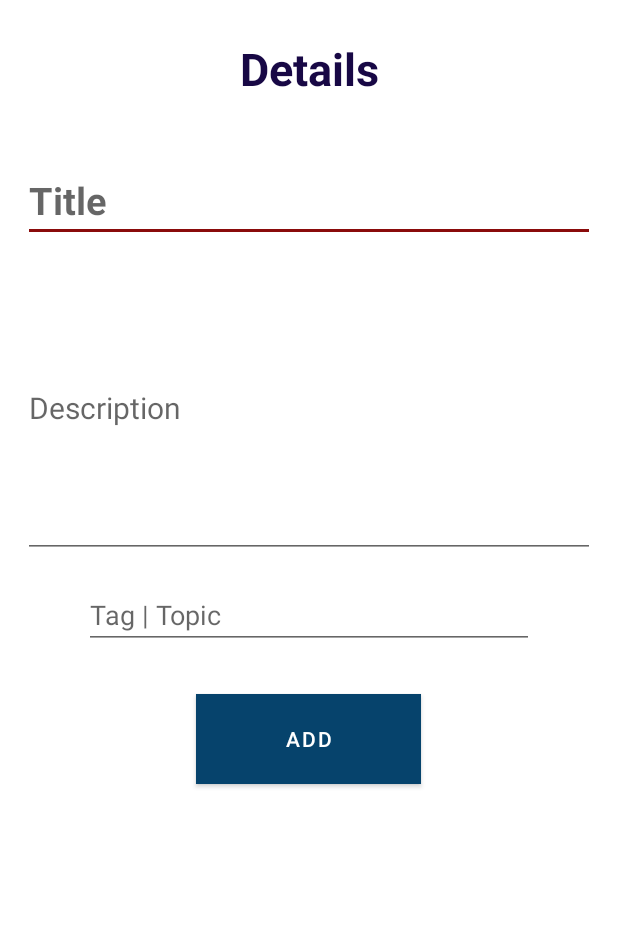
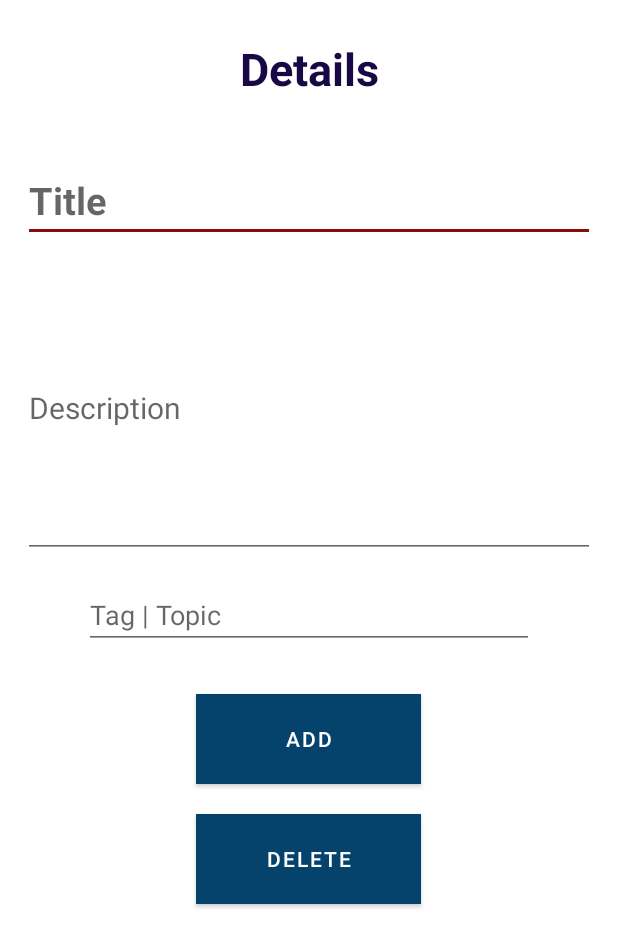
Before and after one commit to SudarshanDevkota/PeakProductive, an Android app: the layout activity_edit_card_details.xml on its own in the app's theme, with its tools: preview values and no code run, on a phone screen of 412 x 824 dp. Shown: the top 947 px of the screen. Run offline under Robolectric (Android 15) with nearby library versions, the phone set to English and light mode, and no system bars; Roboto replaces fonts that are not available here.

Commit message:
delete flash card implemented

```diff
--- a/app/src/main/res/layout/activity_edit_card_details.xml
+++ b/app/src/main/res/layout/activity_edit_card_details.xml
@@ -69,4 +69,14 @@
             android:text="@string/add_text"
             app:cornerRadius="20dp" />
 
+        <Button
+            android:id="@+id/btn_deleteFlashCard"
+            android:layout_width="150dp"
+            android:layout_height="60dp"
+            android:layout_gravity="center"
+            android:layout_marginTop="20dp"
+            android:background="?attr/colorPrimary"
+            android:text="Delete"
+            app:cornerRadius="20dp" />
+
 </androidx.appcompat.widget.LinearLayoutCompat>
```
Also changed, not shown: app/src/main/java/com/example/peakproductive/EditCardDetailsActivity.java (+14 -4 lines).
